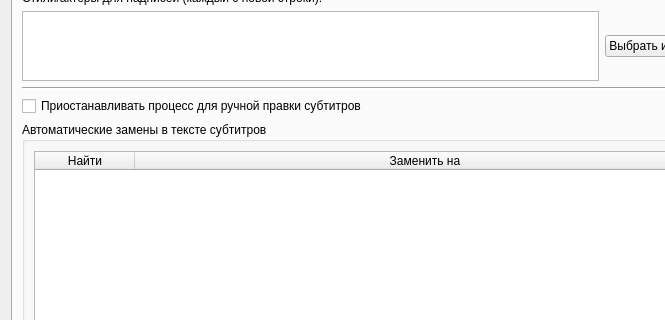
Above: templateeditor.ui from IceHoles/DubbingTool before the change; both pictures show x 0 to 665 and y 116 to 436 of the 750 by 750 pixel window. Below: the same form after it.
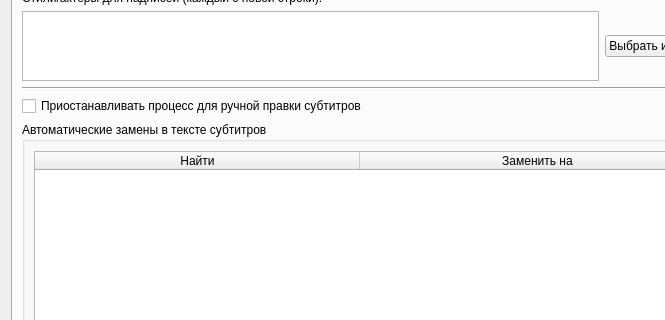
That is the form after the change. The open tabs and pages were chosen to show the change.

What changed in the file:
```diff
--- a/templateeditor.ui
+++ b/templateeditor.ui
@@ -273,6 +273,12 @@
             <attribute name="horizontalHeaderVisible">
              <bool>true</bool>
             </attribute>
+            <attribute name="horizontalHeaderMinimumSectionSize">
+             <number>100</number>
+            </attribute>
+            <attribute name="horizontalHeaderDefaultSectionSize">
+             <number>325</number>
+            </attribute>
             <attribute name="horizontalHeaderStretchLastSection">
              <bool>true</bool>
             </attribute>
```
